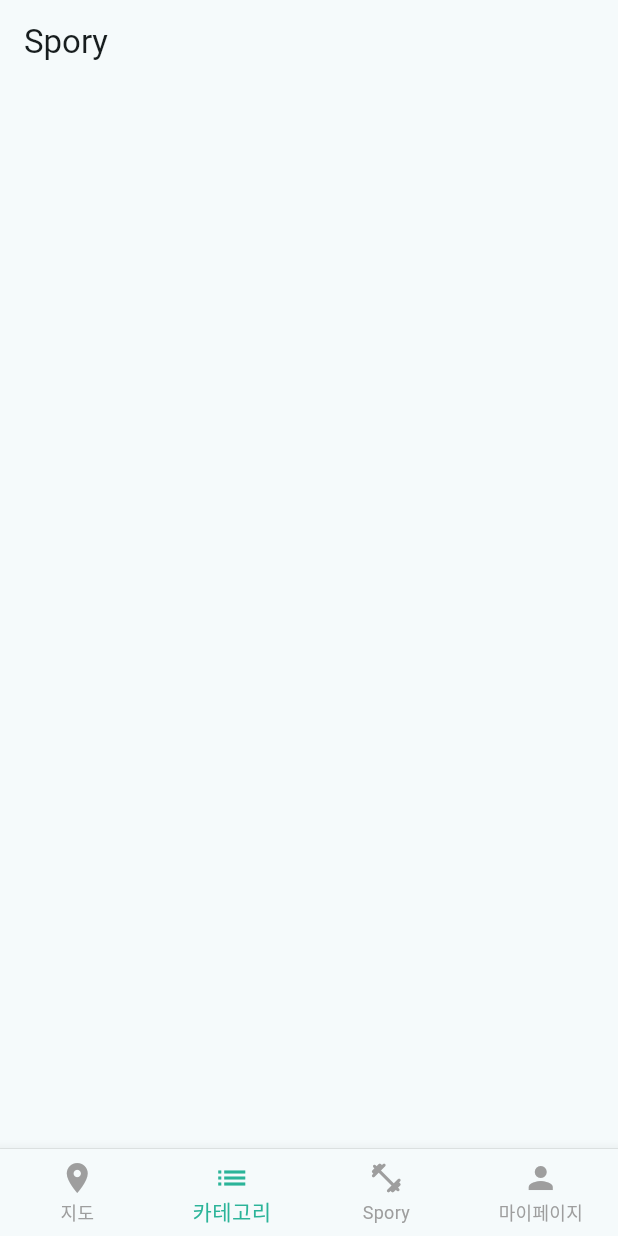
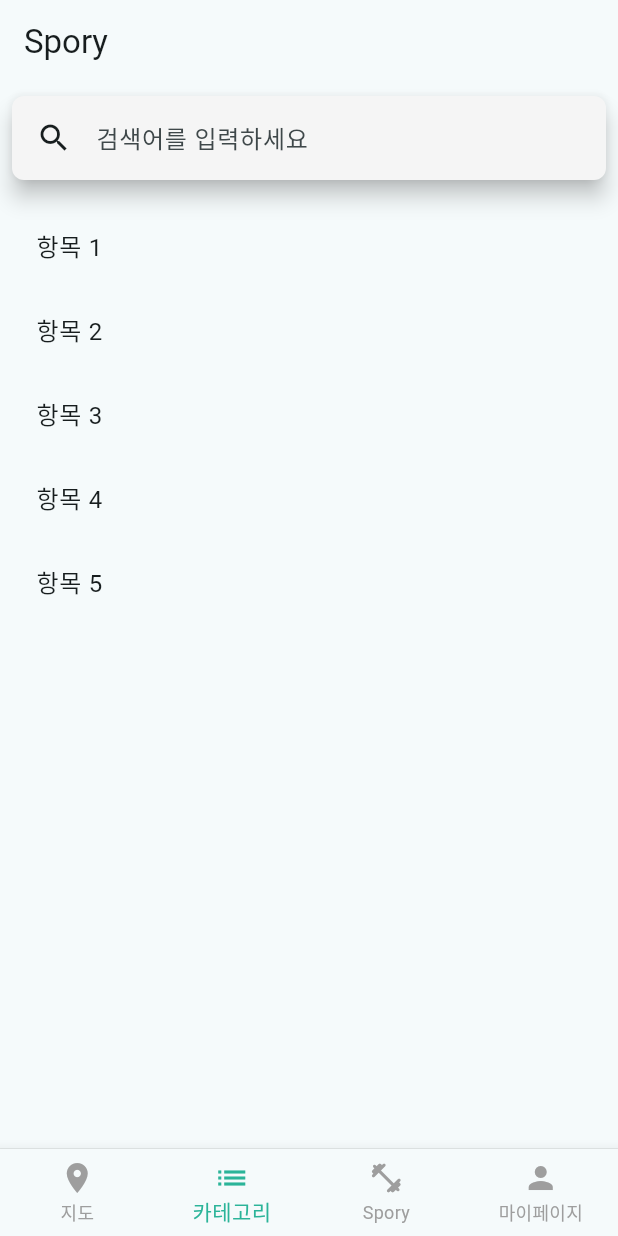
Before and after one commit to Joo-Ni/spory_frontend, a Flutter app: the screen it shows after launch, item 2 of the bottom bar chosen, on a phone screen of 412 x 824 dp. Run offline on Flutter 3.47's test engine with Material 3 defaults, Android fonts, the phone set to English and light mode, and no system bars; our stand-ins replace location, table_calendar; missing offline and left inert: flutter_naver_map; statements that could not run were skipped.

Commit message:
after look

```diff
--- a/lib/tab/search/search_page.dart
+++ b/lib/tab/search/search_page.dart
@@ -8,14 +8,99 @@ class SearchPage extends StatefulWidget {
 }
 
 class _SearchPageState extends State<SearchPage> {
+// 검색될 종목 리스트 예
+  final List<String> sports = [
+    '축구',
+    '야구',
+    '농구',
+    '배구',
+    '테니스',
+    '골프',
+    '수영',
+    '탁구',
+    '배드민턴',
+    '볼링',
+  ];
+
   @override
   Widget build(BuildContext context) {
+    Size screenSize = MediaQuery.of(context).size;
+    // double width = screenSize.width; // 사용되지 않으므로 제거 가능
+    // double height = screenSize.height; // 사용되지 않으므로 제거 가능
+
     return SafeArea(
       child: Scaffold(
         appBar: AppBar(
           title: Text('Spory'),
         ),
-        body: Center(),
+        body: Padding(
+          padding: const EdgeInsets.all(8),
+          // SingleChildScrollView 제거하고 Column을 직접 body의 자식으로 사용합니다.
+          child: Column(
+            children: [
+              SearchAnchor(
+                builder: (BuildContext context, SearchController controller) {
+                  return SearchBar(
+                    backgroundColor: WidgetStateProperty.all(Color(0xFFF5F5F5)),
+                    shape: WidgetStateProperty.all(
+                      RoundedRectangleBorder(
+                        borderRadius: BorderRadius.circular(8),
+                      ),
+                    ),
+                    hintText: "검색어를 입력하세요",
+                    controller: controller,
+                    padding: const WidgetStatePropertyAll<EdgeInsets>(
+                      EdgeInsets.symmetric(horizontal: 16.0),
+                    ),
+                    onTap: () {
+                      controller.openView();
+                    },
+                    onChanged: (_) {
+                      controller.openView();
+                    },
+                    leading: const Icon(Icons.search),
+                  );
+                },
+                /////////// 사용자 입력에 따라 추천 목록을 생성 //////////
+                suggestionsBuilder:
+                    (BuildContext context, SearchController controller) {
+                  final suggestions = sports.where((sport) {
+                    return sport
+                        .toLowerCase()
+                        .contains(controller.text.toLowerCase());
+                  }).toList();
+                  return List<ListTile>.generate(
+                    suggestions.length,
+                    (index) {
+                      final suggestion = suggestions[index];
+                      return ListTile(
+                        title: Text(suggestion),
+                        onTap: () {
+                          controller.closeView(suggestion);
+                        },
+                      );
+                    },
+                  );
+                },
+                ///////////// 추천 목록 /////////////////
+              ),
+              const Padding(
+                padding: EdgeInsets.all(8),
+              ),
+              Expanded(
+                child: ListView(
+                  children: const [
+                    ListTile(title: Text('항목 1')),
+                    ListTile(title: Text('항목 2')),
+                    ListTile(title: Text('항목 3')),
+                    ListTile(title: Text('항목 4')),
+                    ListTile(title: Text('항목 5')),
+                  ],
+                ),
+              )
+            ],
+          ),
+        ),
       ),
     );
   }
```
Also changed, not shown: lib/create/create_page.dart (+21 -1 lines), lib/tab/story/story_page.dart (+4 -5 lines).
